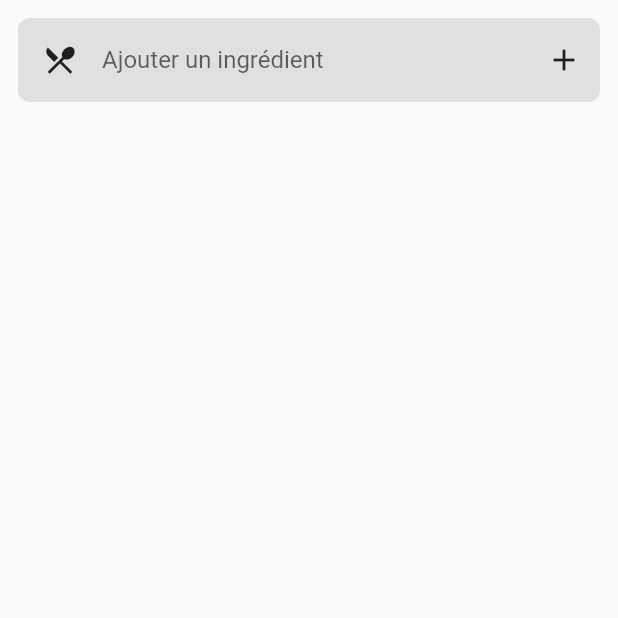
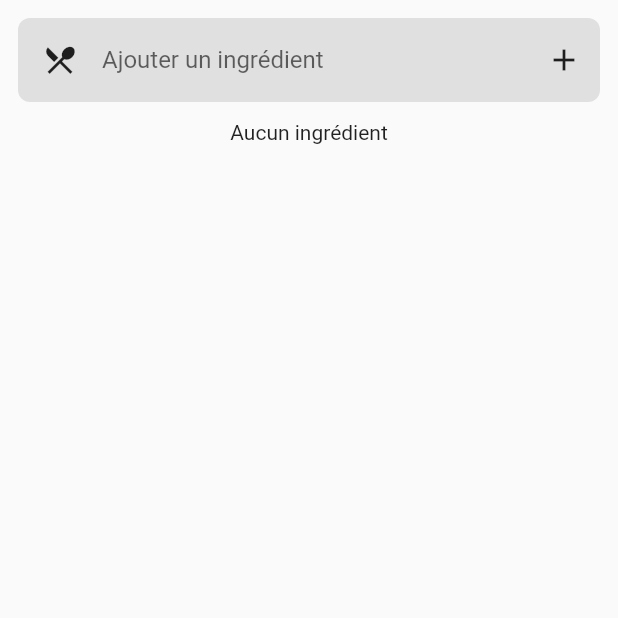
Before and after one commit to Zilba26/CookNShop, a Flutter app: the Ingredients screen opened directly, on a phone screen of 412 x 824 dp, the top half of it. Run offline on Flutter 3.47's test engine with Material 2 defaults, Android fonts, the phone set to English and light mode, and no system bars; our stand-ins replace flutter_colorpicker, flutter_speed_dial, image_picker, shared_preferences; missing offline and left inert: chat_gpt_sdk; accounts and stored records are empty.

Commit message:
Réglages warnings et mots en anglais

```diff
--- a/lib/api/chat_gpt_api.dart
+++ b/lib/api/chat_gpt_api.dart
@@ -12,7 +12,6 @@ class ChatGPTAPI {
   }
 
   Future<String?> getQuantityAndUnit(Map data) async {
-    print(data.toString());
     String prompt = baseQuantityAndUnitPrompt + data.toString();
     return await request(prompt);
   }
--- a/lib/api/marmiton_api.dart
+++ b/lib/api/marmiton_api.dart
@@ -19,7 +19,7 @@ class MarmitonApi {
     http.Response? response;
     try {
       response = await http.get(uri).timeout(const Duration(seconds: 10));
-    } on TimeoutException catch (e) {
+    } on TimeoutException {
       MySharedPreferences.errorsMSG.add("TimeoutException:");
     } catch (e) {
       MySharedPreferences.errorsMSG.add("Exception:");
--- a/lib/ingredients/ingredients.dart
+++ b/lib/ingredients/ingredients.dart
@@ -85,7 +85,9 @@ class _IngredientsState extends State<Ingredients> {
               ),
             ),
           ),
-          Expanded(
+          ingredients.isEmpty ? const Center(
+            child: Text('Aucun ingrédient'),
+          ) : Expanded(
             child: ListView.builder(
               shrinkWrap: true,
               itemCount: ingredients.length,
--- a/lib/main.dart
+++ b/lib/main.dart
@@ -1,4 +1,3 @@
-import 'package:cook_n_shop/api/chat_gpt_api.dart';
 import 'package:cook_n_shop/ingredients/ingredients.dart';
 import 'package:cook_n_shop/my_shared_preferences.dart';
 import 'package:cook_n_shop/recipes/recipes.dart';
--- a/lib/recipes/add_recipe.dart
+++ b/lib/recipes/add_recipe.dart
@@ -84,7 +84,7 @@ class _AddRecipeState extends State<AddRecipe> {
           onPressed: () {
             Navigator.pop(context);
           },
-          child: const Text('Cancel'),
+          child: const Text('Fermer'),
         ),
         if (_isMarmiton)
           TextButton(
@@ -95,11 +95,11 @@ class _AddRecipeState extends State<AddRecipe> {
                   setState(() {});
                   if (mounted) Navigator.pop(context);
                 } else {
-                  print('Recipe already exists');
+                  //TODO : recipe already exists
                 }
               }
             },
-            child: const Text('Add'),
+            child: const Text('Ajouter'),
           ),
       ],
     );
--- a/lib/recipes/add_recipe_default.dart
+++ b/lib/recipes/add_recipe_default.dart
@@ -102,7 +102,6 @@ class _AddRecipeDefaultState extends State<AddRecipeDefault> {
 
   void _addIngredientController() {
     setState(() {
-      print("add ingredient");
       _ingredientsControllers.add(_IngredientOption(controller: TextEditingController()));
     });
     _ingredientsControllers.last.controller.addListener(() {
@@ -499,7 +498,7 @@ class _AddRecipeDefaultState extends State<AddRecipeDefault> {
                     color: Theme.of(context).primaryColor,
                     borderRadius: BorderRadius.circular(10),
                   ),
-                  child: Text("${widget.recipe == null ? "Ajouter" : "Modifier"} la recette", style: TextStyle(color: Colors.white, fontWeight: FontWeight.w500, fontSize: 18),)
+                  child: Text("${widget.recipe == null ? "Ajouter" : "Modifier"} la recette", style: const TextStyle(color: Colors.white, fontWeight: FontWeight.w500, fontSize: 18),)
                 ),
               ),
               const SizedBox(height: 20),
--- a/lib/recipes/recipe_screen.dart
+++ b/lib/recipes/recipe_screen.dart
@@ -1,5 +1,5 @@
 import 'dart:io';
-import 'dart:math' as Math;
+import 'dart:math' as math;
 
 import 'package:cook_n_shop/components/ingredient_recipe_screen.dart';
 import 'package:cook_n_shop/models/recipe.dart';
@@ -83,7 +83,7 @@ class _RecipeScreenState extends State<RecipeScreen> {
                     //     const SizedBox(height: 4)
                     //   ],
                     // );
-                  }).toList().sublist(0, showAllIngredients ? widget.recipe.ingredients.length : Math.min(4, widget.recipe.ingredients.length))
+                  }).toList().sublist(0, showAllIngredients ? widget.recipe.ingredients.length : math.min(4, widget.recipe.ingredients.length))
                 ),
                 if (widget.recipe.ingredients.length > 4) GestureDetector(
                   onTap: () {
--- a/lib/recipes/recipes.dart
+++ b/lib/recipes/recipes.dart
@@ -24,7 +24,9 @@ class _RecipesState extends State<Recipes> {
   @override
   Widget build(BuildContext context) {
     return Scaffold(
-      body: ListView.builder(
+      body: recipes.isEmpty ? const Center(
+          child: Text("Aucune recette"),
+        ) : ListView.builder(
         itemCount: recipes.length,
         itemBuilder: (BuildContext context, int index) {
           return GestureDetector(
--- a/lib/shop/shop.dart
+++ b/lib/shop/shop.dart
@@ -31,7 +31,7 @@ class _ShopState extends State<Shop> {
   @override
   Widget build(BuildContext context) {
     return Scaffold(
-      body: SingleChildScrollView(
+      body: _shoppingList.isEmpty ? const Center(child: Text("Aucun ingrédient"),) : SingleChildScrollView(
         child: Column(
           children: _shoppingList.map((elt) {
             return Dismissible(
```
